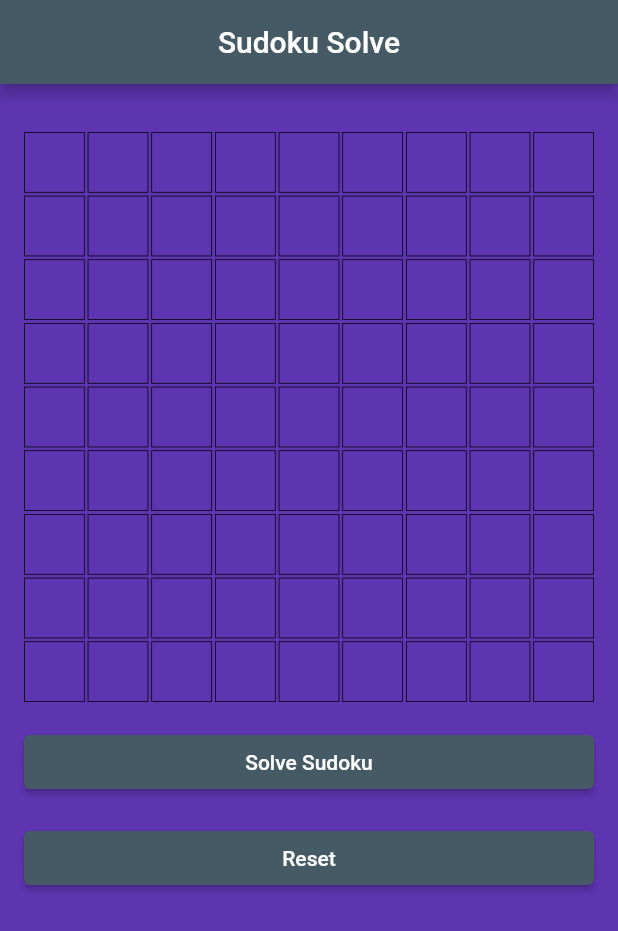
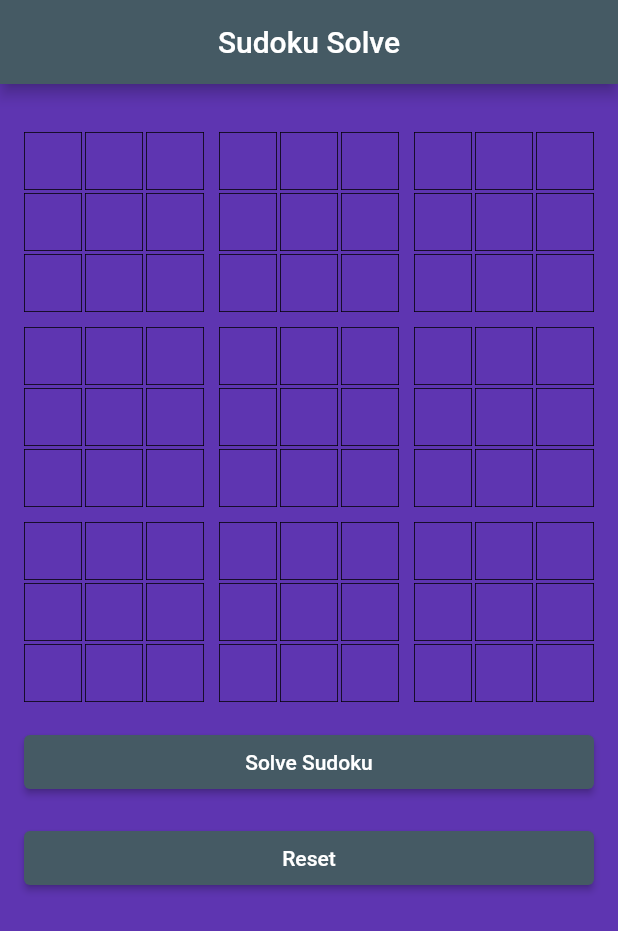
Before and after one commit to cyprianbrzezinski/sudoku, a Flutter app: the screen it shows after launch, on a phone screen of 412 x 824 dp. Shown: the top 931 px of the screen. Run offline on Flutter 3.47's test engine with Material 2 defaults, Android fonts, the phone set to English and light mode, and no system bars.

Commit message:
update view

```diff
--- a/lib/main.dart
+++ b/lib/main.dart
@@ -134,8 +134,7 @@ class _SudokuGameState extends State<SudokuGame> {
     return Scaffold(
       backgroundColor: Colors.deepPurple[600],
       appBar: AppBar(
-          backgroundColor:Colors.blueGrey.shade700,
-
+        backgroundColor: Colors.blueGrey.shade700,
         title: const Text('Sudoku Solve'),
         centerTitle: true,
       ),
@@ -148,8 +147,8 @@ class _SudokuGameState extends State<SudokuGame> {
               shrinkWrap: true,
               gridDelegate: const SliverGridDelegateWithFixedCrossAxisCount(
                 crossAxisCount: 3,
-                mainAxisSpacing: 2.0,
-                crossAxisSpacing: 2.0,
+                mainAxisSpacing: 10.0,
+                crossAxisSpacing: 10.0,
               ),
               itemBuilder: (BuildContext context, int index) {
                 final rowStart = (index ~/ 3) * 3;
@@ -204,13 +203,11 @@ class _SudokuGameState extends State<SudokuGame> {
                               color:
                                   (board[row][col] >= 1 && board[row][col] <= 9)
                                       ? Colors.yellowAccent
-                                    :Colors.redAccent
-                          ),
+                                      : Colors.redAccent),
                         ),
                       ),
                     );
                   },
-
                   itemCount: 9,
                 );
               },
```
Lines whose indentation alone changed are shown as unchanged.
